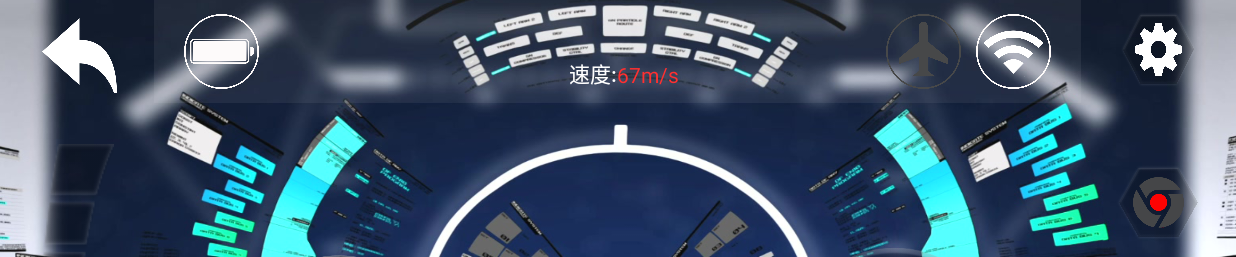
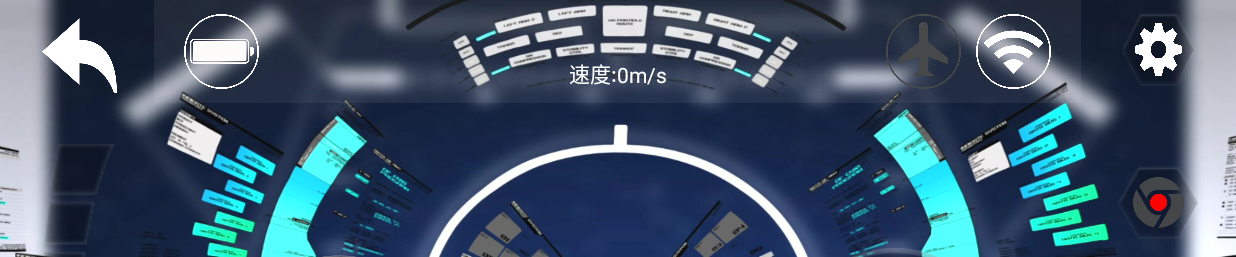
Before and after one commit to Luomilande/EVA_UAV, an Android app: the screen it shows after launch (MainActivity), on a phone screen of 824 x 412 dp (held sideways). Shown: the top 257 px of the screen. Run offline under Robolectric (Android 15) with nearby library versions, the phone set to English and light mode, and no system bars.

Commit message:
解决遥感卡顿问题
因handler引起卡顿。

```diff
--- a/MyApplication/app/src/main/java/com/example/admin/myapplication/MainActivity.java
+++ b/MyApplication/app/src/main/java/com/example/admin/myapplication/MainActivity.java
@@ -8,6 +8,7 @@ import android.os.Handler;
 import android.support.v7.app.AppCompatActivity;
 import android.os.Bundle;
 import android.text.Html;
+import android.util.Log;
 import android.view.MotionEvent;
 import android.view.View;
 import android.widget.Button;
@@ -23,39 +24,41 @@ import java.io.IOException;
 import java.util.Random;
 
 public class MainActivity extends AppCompatActivity {
-    MediaPlayer mp;
+    MediaPlayer mp;//定义MediaPlayer
+    public String info;//记录需要触发语音的类型
     private boolean run = false;
     private final Handler handler = new Handler();
     private int a=1,b=1;
-    public String info;
+
     @Override
     protected void onCreate(Bundle savedInstanceState) {
         super.onCreate(savedInstanceState);
         setContentView(R.layout.activity_main);
         initrokerview();
         run = true;
-        handler.postDelayed(task, 3000);
+       // handler.postDelayed(task, 3000);
+
     }
-    private final Runnable task = new Runnable() {
-        @Override
-        public void run() {
-            if(run){
-                TextView tev=findViewById(R.id.textView2);
-                int min=1;
-                int max=70;
-                Random random = new Random();
-                int num = random.nextInt(max)%(max-min+1)+min;
-                if(num>=60) tev.setTextColor(Color.parseColor("#FF3030"));
-                if(20<=num&&num<60) tev.setTextColor(Color.parseColor("#1E90FF"));
-                if(num<20) tev.setTextColor(Color.parseColor("#66CD00"));
-                VerticalSeekBar seekBar=(VerticalSeekBar)findViewById(R.id.verticalSeekBar);
-
-                tev.setText(String.valueOf(num+"m/s"));
-
-                handler.postDelayed(this,1000);
-            }
-        }
-    };
+//    private final Runnable task = new Runnable() {
+//        @Override
+//        public void run() {
+//            if(run){
+//                TextView tev=findViewById(R.id.textView2);
+//                int min=1;
+//                int max=70;
+//                Random random = new Random();
+//                int num = random.nextInt(max)%(max-min+1)+min;
+//                if(num>=60) tev.setTextColor(Color.parseColor("#FF3030"));
+//                if(20<=num&&num<60) tev.setTextColor(Color.parseColor("#1E90FF"));
+//                if(num<20) tev.setTextColor(Color.parseColor("#66CD00"));
+//                VerticalSeekBar seekBar=(VerticalSeekBar)findViewById(R.id.verticalSeekBar);
+//
+//                tev.setText(String.valueOf(num+"m/s"));
+//
+//                handler.postDelayed(this,1000);
+//            }
+//        }
+//    };
     public void onTouch(View view)
     {
         ImageButton imgbtn=findViewById(R.id.imageButton2);
@@ -76,6 +79,7 @@ public class MainActivity extends AppCompatActivity {
 //        super.onDestroy();
 //        ReleasePlayer();
 //    }
+    //释放播放资源
     private void ReleasePlayer()
     {
         if (mp != null && mp.isPlaying()) {
@@ -86,7 +90,7 @@ public class MainActivity extends AppCompatActivity {
             mp = null;
         }
     }
-
+    //音频预备以及播放
     public void init(){
         ReleasePlayer();
         switch (info)
@@ -231,4 +235,6 @@ public class MainActivity extends AppCompatActivity {
         }
     }
 
+
+
 }
```
